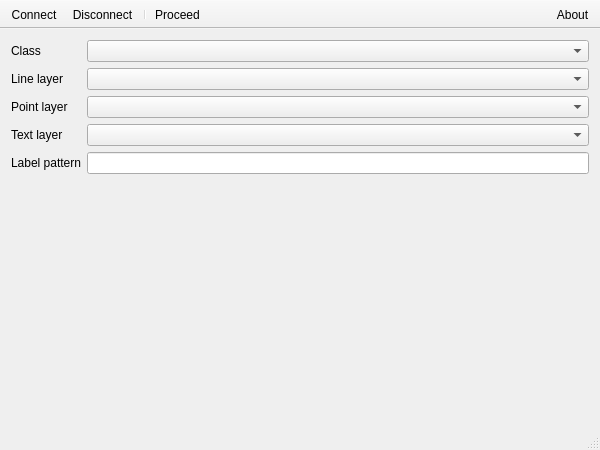
Qt form mainwindow.ui (Kuszki/EW-Builder) before a commit.
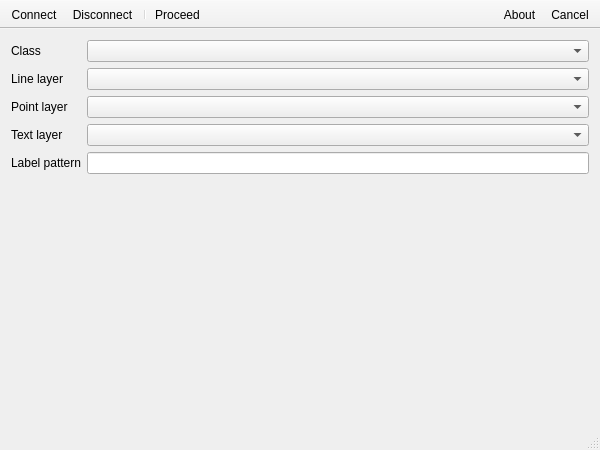
The same form after that commit. Icons and pictures are not drawn.

Commit message: Add cancel feature

Patch:
```diff
--- a/mainwindow.ui
+++ b/mainwindow.ui
@@ -153,6 +153,7 @@
    <attribute name="toolBarBreak">
     <bool>false</bool>
    </attribute>
+   <addaction name="actionCancel"/>
    <addaction name="actionAbout"/>
   </widget>
   <widget class="QStatusBar" name="statusBar"/>
@@ -204,6 +205,14 @@
     <string>Ctrl+R</string>
    </property>
   </action>
+  <action name="actionCancel">
+   <property name="text">
+    <string>Cancel</string>
+   </property>
+   <property name="shortcut">
+    <string>Esc</string>
+   </property>
+  </action>
  </widget>
  <layoutdefault spacing="6" margin="11"/>
  <resources/>
```
The commit also changes 2 other files.
